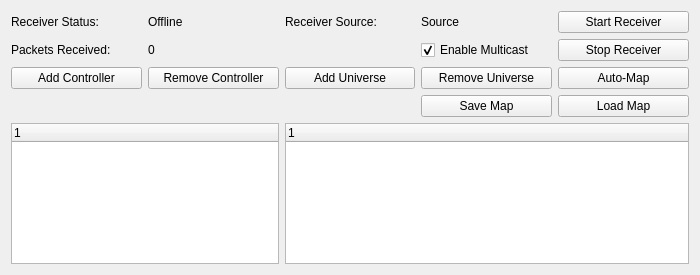
Old version of the form OpenRGBE131ReceiverDialog.ui in the repository sudoxnym/open-hyperion.
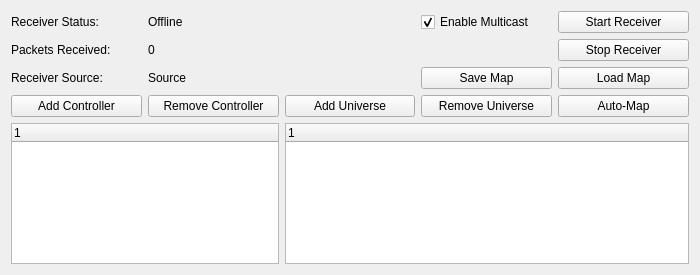
New version of the form.

Commit message: Reorganize the user interface

Patch:
```diff
--- a/OpenRGBE131ReceiverDialog.ui
+++ b/OpenRGBE131ReceiverDialog.ui
@@ -20,79 +20,29 @@
    <string>Form</string>
   </property>
   <layout class="QGridLayout" name="gridLayout">
-   <item row="3" column="3">
-    <widget class="QCheckBox" name="EnableMulticastBox">
-     <property name="layoutDirection">
-      <enum>Qt::LeftToRight</enum>
-     </property>
-     <property name="text">
-      <string>Enable Multicast</string>
-     </property>
-     <property name="checked">
-      <bool>true</bool>
-     </property>
-    </widget>
-   </item>
-   <item row="6" column="0" colspan="2">
-    <widget class="QTreeWidget" name="ControllersTreeView">
-     <column>
-      <property name="text">
-       <string notr="true">1</string>
-      </property>
-     </column>
-    </widget>
-   </item>
-   <item row="4" column="2">
-    <widget class="QPushButton" name="ButtonAddUniverse">
-     <property name="text">
-      <string>Add Universe</string>
-     </property>
-    </widget>
-   </item>
-   <item row="6" column="2" colspan="3">
-    <widget class="QTreeWidget" name="E131TreeView">
-     <column>
-      <property name="text">
-       <string notr="true">1</string>
-      </property>
-     </column>
-    </widget>
-   </item>
-   <item row="4" column="4">
-    <widget class="QPushButton" name="ButtonAutoMap">
-     <property name="text">
-      <string>Auto-Map</string>
-     </property>
-    </widget>
-   </item>
-   <item row="0" column="0">
-    <widget class="QLabel" name="ReceiverStatusLabel">
-     <property name="text">
-      <string>Receiver Status:</string>
-     </property>
-    </widget>
-   </item>
-   <item row="0" column="3">
-    <widget class="QLabel" name="ReceiverSourceValue">
-     <property name="text">
-      <string>Source</string>
-     </property>
-    </widget>
-   </item>
-   <item row="4" column="1">
-    <widget class="QPushButton" name="ButtonRemoveController">
-     <property name="text">
-      <string>Remove Controller</string>
-     </property>
-    </widget>
-   </item>
-   <item row="0" column="4">
+   <item row="0" column="5">
     <widget class="QPushButton" name="ButtonStartReceiver">
      <property name="text">
       <string>Start Receiver</string>
      </property>
     </widget>
    </item>
+   <item row="5" column="1">
+    <widget class="QPushButton" name="ButtonRemoveController">
+     <property name="text">
+      <string>Remove Controller</string>
+     </property>
+    </widget>
+   </item>
+   <item row="6" column="0" colspan="2">
+    <widget class="QTreeWidget" name="ControllersTreeView">
+     <column>
+      <property name="text">
+       <string notr="true">1</string>
+      </property>
+     </column>
+    </widget>
+   </item>
    <item row="3" column="1">
     <widget class="QLabel" name="PacketsReceivedValue">
      <property name="text">
@@ -100,13 +50,6 @@
      </property>
     </widget>
    </item>
-   <item row="4" column="3">
-    <widget class="QPushButton" name="ButtonRemoveUniverse">
-     <property name="text">
-      <string>Remove Universe</string>
-     </property>
-    </widget>
-   </item>
    <item row="3" column="0">
     <widget class="QLabel" name="PacketsReceivedLabel">
      <property name="text">
@@ -114,48 +57,105 @@
      </property>
     </widget>
    </item>
-   <item row="3" column="4">
+   <item row="6" column="3" colspan="3">
+    <widget class="QTreeWidget" name="E131TreeView">
+     <column>
+      <property name="text">
+       <string notr="true">1</string>
+      </property>
+     </column>
+    </widget>
+   </item>
+   <item row="0" column="0">
+    <widget class="QLabel" name="ReceiverStatusLabel">
+     <property name="text">
+      <string>Receiver Status:</string>
+     </property>
+    </widget>
+   </item>
+   <item row="0" column="1">
+    <widget class="QLabel" name="ReceiverStatusValue">
+     <property name="text">
+      <string>Offline</string>
+     </property>
+    </widget>
+   </item>
+   <item row="3" column="5">
     <widget class="QPushButton" name="ButtonStopReceiver">
      <property name="text">
       <string>Stop Receiver</string>
      </property>
     </widget>
    </item>
-   <item row="4" column="0">
+   <item row="5" column="0">
     <widget class="QPushButton" name="ButtonAddController">
      <property name="text">
       <string>Add Controller</string>
      </property>
     </widget>
    </item>
-   <item row="0" column="1">
-    <widget class="QLabel" name="ReceiverStatusValue">
-     <property name="text">
-      <string>Offline</string>
-     </property>
-    </widget>
-   </item>
-   <item row="0" column="2">
+   <item row="4" column="0">
     <widget class="QLabel" name="ReceiverSourceLabel">
      <property name="text">
       <string>Receiver Source:</string>
      </property>
     </widget>
    </item>
-   <item row="5" column="4">
+   <item row="4" column="1">
+    <widget class="QLabel" name="ReceiverSourceValue">
+     <property name="text">
+      <string>Source</string>
+     </property>
+    </widget>
+   </item>
+   <item row="0" column="4">
+    <widget class="QCheckBox" name="EnableMulticastBox">
+     <property name="layoutDirection">
+      <enum>Qt::LeftToRight</enum>
+     </property>
+     <property name="text">
+      <string>Enable Multicast</string>
+     </property>
+     <property name="checked">
+      <bool>true</bool>
+     </property>
+    </widget>
+   </item>
+   <item row="4" column="5">
     <widget class="QPushButton" name="ButtonLoadMap">
      <property name="text">
       <string>Load Map</string>
      </property>
     </widget>
    </item>
-   <item row="5" column="3">
+   <item row="4" column="4">
     <widget class="QPushButton" name="ButtonSaveMap">
      <property name="text">
       <string>Save Map</string>
      </property>
     </widget>
    </item>
+   <item row="5" column="3">
+    <widget class="QPushButton" name="ButtonAddUniverse">
+     <property name="text">
+      <string>Add Universe</string>
+     </property>
+    </widget>
+   </item>
+   <item row="5" column="4">
+    <widget class="QPushButton" name="ButtonRemoveUniverse">
+     <property name="text">
+      <string>Remove Universe</string>
+     </property>
+    </widget>
+   </item>
+   <item row="5" column="5">
+    <widget class="QPushButton" name="ButtonAutoMap">
+     <property name="text">
+      <string>Auto-Map</string>
+     </property>
+    </widget>
+   </item>
   </layout>
  </widget>
  <resources/>
```
